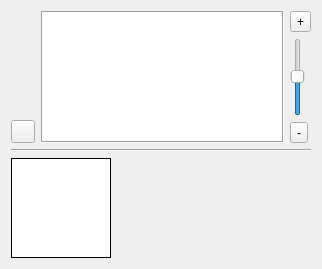
gurmaaan/AtlasKidney, file widgets/imagewidget.ui: the form before one commit.
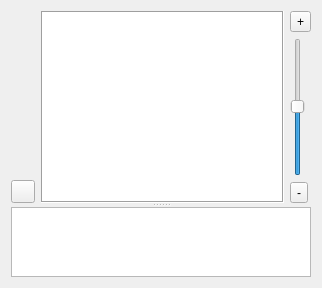
The form after the commit. Icons and pictures are not drawn.

```diff
--- a/widgets/imagewidget.ui
+++ b/widgets/imagewidget.ui
@@ -13,10 +13,15 @@
   <property name="windowTitle">
    <string>Form</string>
   </property>
-  <layout class="QVBoxLayout" name="verticalLayout_3">
-   <item>
     <layout class="QHBoxLayout" name="horizontalLayout">
      <item>
+    <widget class="QSplitter" name="splitter">
+     <property name="orientation">
+      <enum>Qt::Vertical</enum>
+     </property>
+     <widget class="QWidget" name="">
+      <layout class="QHBoxLayout" name="mainPhoto_H_layout">
+       <item>
       <layout class="QVBoxLayout" name="fullscreen_layout">
        <item>
         <spacer name="verticalSpacer">
@@ -46,13 +51,19 @@
      </item>
      <item>
       <widget class="QGraphicsView" name="main_photo_gv">
+         <property name="sizePolicy">
+          <sizepolicy hsizetype="Expanding" vsizetype="Minimum">
+           <horstretch>0</horstretch>
+           <verstretch>0</verstretch>
+          </sizepolicy>
+         </property>
        <property name="frameShape">
         <enum>QFrame::Box</enum>
        </property>
       </widget>
      </item>
      <item>
-      <layout class="QVBoxLayout" name="verticalLayout">
+        <layout class="QVBoxLayout" name="zoom_layout">
        <item>
         <widget class="QToolButton" name="plus_toolbtn">
          <property name="text">
@@ -86,51 +97,43 @@
       </layout>
      </item>
     </layout>
-   </item>
-   <item>
-    <widget class="Line" name="separator_h_line">
-     <property name="orientation">
-      <enum>Qt::Horizontal</enum>
-     </property>
-    </widget>
-   </item>
-   <item>
-    <layout class="QHBoxLayout" name="carousel_h_layout">
-     <item>
-      <widget class="QLabel" name="first_label">
-       <property name="minimumSize">
+     </widget>
+     <widget class="QTableView" name="preview_table">
+      <property name="sizePolicy">
+       <sizepolicy hsizetype="Expanding" vsizetype="Maximum">
+        <horstretch>0</horstretch>
+        <verstretch>0</verstretch>
+       </sizepolicy>
+      </property>
+      <property name="maximumSize">
+       <size>
+        <width>16777215</width>
+        <height>110</height>
+       </size>
+      </property>
+      <property name="selectionMode">
+       <enum>QAbstractItemView::SingleSelection</enum>
+      </property>
+      <property name="iconSize">
         <size>
          <width>100</width>
          <height>100</height>
         </size>
        </property>
-       <property name="styleSheet">
-        <string notr="true">background-color: white;
-border-color: rgb(0, 0, 0);
-border-width: 1px;</string>
-       </property>
-       <property name="frameShape">
-        <enum>QFrame::Box</enum>
-       </property>
-       <property name="text">
-        <string/>
-       </property>
-      </widget>
-     </item>
-     <item>
-      <spacer name="carousel_h_spacer">
-       <property name="orientation">
-        <enum>Qt::Horizontal</enum>
-       </property>
-       <property name="sizeHint" stdset="0">
-        <size>
-         <width>40</width>
-         <height>20</height>
-        </size>
-       </property>
-      </spacer>
-     </item>
-    </layout>
+      <property name="showGrid">
+       <bool>true</bool>
+      </property>
+      <property name="cornerButtonEnabled">
+       <bool>false</bool>
+      </property>
+      <attribute name="horizontalHeaderVisible">
+       <bool>false</bool>
+      </attribute>
+      <attribute name="verticalHeaderVisible">
+       <bool>false</bool>
+      </attribute>
+     </widget>
+    </widget>
    </item>
   </layout>
  </widget>
```
Lines whose indentation alone changed are shown as unchanged.
